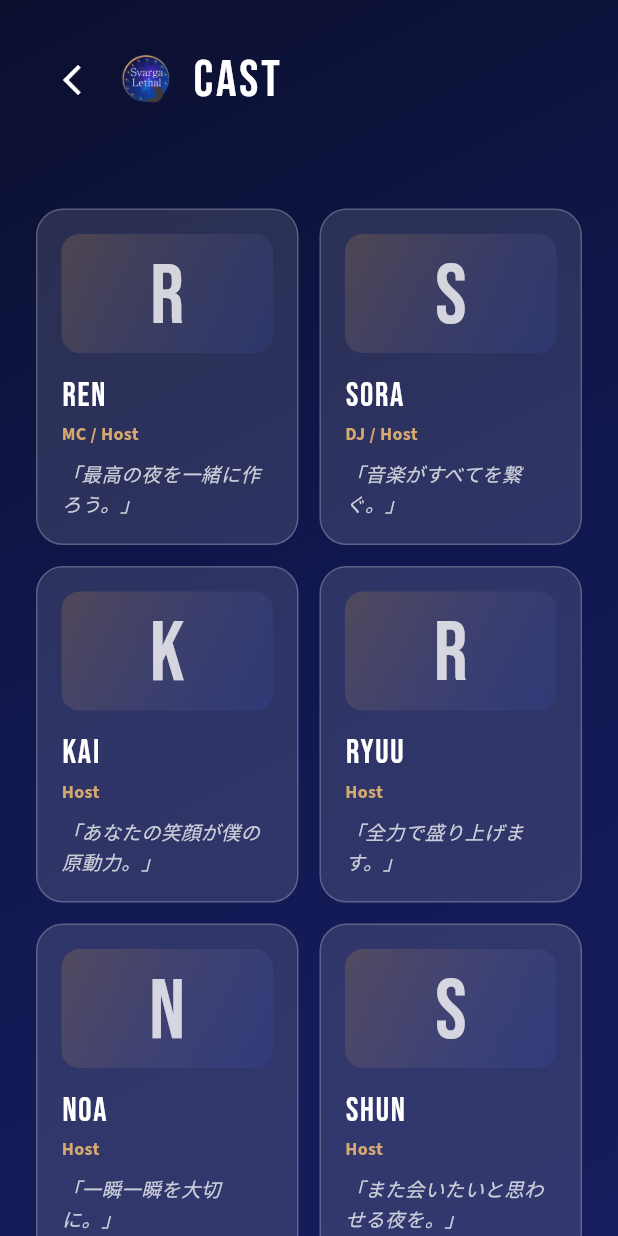
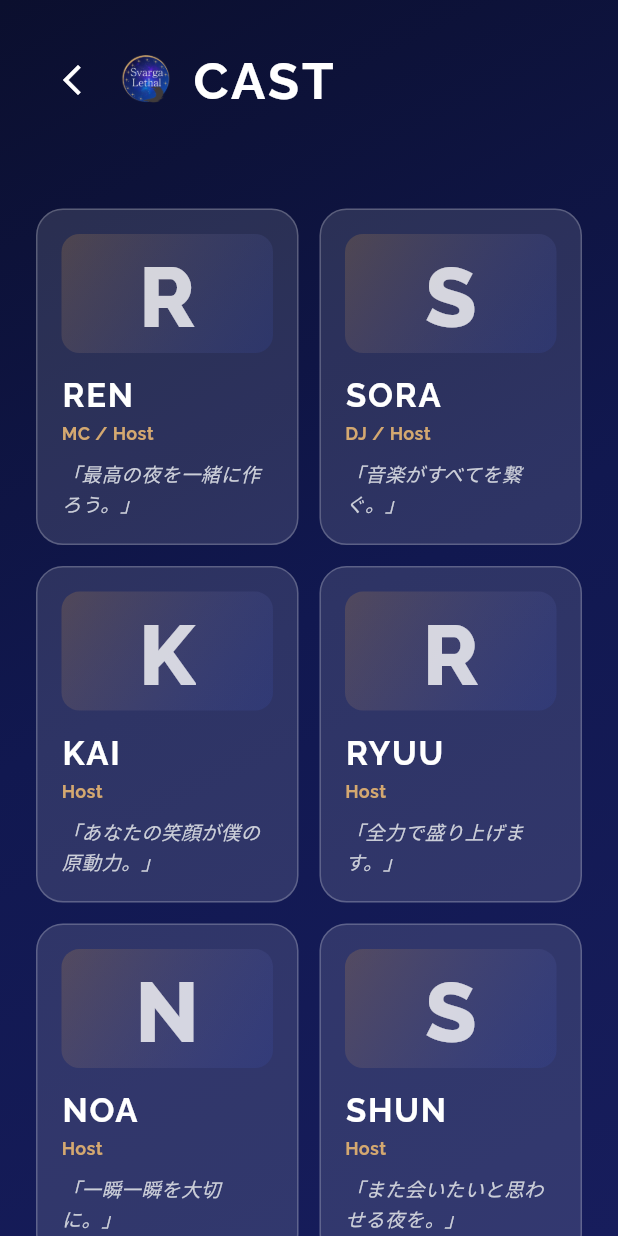
Before and after one commit to Yossy4131/svarga_lethal, a Flutter app: the screen it shows after launch, after a tap on "CAST", on a phone screen of 412 x 824 dp. Run offline on Flutter 3.47's test engine with Material 3 defaults, Android fonts, the phone set to English and light mode, and no system bars; our stand-ins replace google_fonts.

Commit message:
hotfix:フォント指定

```diff
--- a/lib/main.dart
+++ b/lib/main.dart
@@ -24,23 +24,25 @@ class SvargaLethalApp extends StatelessWidget {
           brightness: Brightness.light,
         ),
         scaffoldBackgroundColor: const Color(0xFF0B0F2E),
-        textTheme: GoogleFonts.spaceGroteskTextTheme(baseTextTheme).copyWith(
-          headlineLarge: GoogleFonts.bebasNeue(
+        textTheme: GoogleFonts.ralewayTextTheme(baseTextTheme).copyWith(
+          headlineLarge: GoogleFonts.raleway(
             fontSize: 76,
+            fontWeight: FontWeight.w800,
             letterSpacing: 1.2,
             color: Colors.white,
           ),
-          headlineMedium: GoogleFonts.bebasNeue(
+          headlineMedium: GoogleFonts.raleway(
             fontSize: 44,
+            fontWeight: FontWeight.w700,
             letterSpacing: 0.8,
             color: Colors.white,
           ),
-          bodyLarge: GoogleFonts.sourceSans3(
+          bodyLarge: GoogleFonts.raleway(
             fontSize: 18,
             height: 1.55,
             color: const Color(0xFFE9EAEE),
           ),
-          bodyMedium: GoogleFonts.sourceSans3(
+          bodyMedium: GoogleFonts.raleway(
             fontSize: 16,
             height: 1.5,
             color: const Color(0xFFCBCED8),
--- a/lib/pages/apply_page.dart
+++ b/lib/pages/apply_page.dart
@@ -116,8 +116,9 @@ class _PageHeader extends StatelessWidget {
         const SizedBox(width: 12),
         Text(
           'APPLY',
-          style: GoogleFonts.bebasNeue(
+          style: GoogleFonts.raleway(
             fontSize: 34,
+            fontWeight: FontWeight.w700,
             color: Colors.white,
             letterSpacing: 2,
           ),
@@ -155,8 +156,9 @@ class _ApplyForm extends StatelessWidget {
         children: [
           Text(
             'VISIT APPLICATION',
-            style: GoogleFonts.bebasNeue(
+            style: GoogleFonts.raleway(
               fontSize: 32,
+              fontWeight: FontWeight.w700,
               color: Colors.white,
               letterSpacing: 1.5,
             ),
@@ -210,7 +212,7 @@ class _ApplyForm extends StatelessWidget {
               style: FilledButton.styleFrom(
                 backgroundColor: const Color(0xFFB38246),
                 padding: const EdgeInsets.symmetric(vertical: 18),
-                textStyle: GoogleFonts.spaceGrotesk(
+                textStyle: GoogleFonts.raleway(
                   fontSize: 16,
                   fontWeight: FontWeight.w700,
                 ),
--- a/lib/pages/cast_page.dart
+++ b/lib/pages/cast_page.dart
@@ -118,8 +118,9 @@ class _PageHeader extends StatelessWidget {
         const SizedBox(width: 12),
         Text(
           'CAST',
-          style: GoogleFonts.bebasNeue(
+          style: GoogleFonts.raleway(
             fontSize: 34,
+            fontWeight: FontWeight.w700,
             color: Colors.white,
             letterSpacing: 2,
           ),
@@ -163,8 +164,9 @@ class _CastCard extends StatelessWidget {
               child: Center(
                 child: Text(
                   cast.name[0],
-                  style: GoogleFonts.bebasNeue(
+                  style: GoogleFonts.raleway(
                     fontSize: 56,
+                    fontWeight: FontWeight.w800,
                     color: Colors.white.withAlpha(200),
                   ),
                 ),
@@ -174,8 +176,9 @@ class _CastCard extends StatelessWidget {
           const SizedBox(height: 12),
           Text(
             cast.name.toUpperCase(),
-            style: GoogleFonts.bebasNeue(
+            style: GoogleFonts.raleway(
               fontSize: 22,
+              fontWeight: FontWeight.w700,
               color: Colors.white,
               letterSpacing: 1.2,
             ),
--- a/lib/pages/top_page.dart
+++ b/lib/pages/top_page.dart
@@ -162,11 +162,11 @@ class _HeroBrandBlock extends StatelessWidget {
             Flexible(
               child: Text(
                 'Svarga Lethal',
-                style: GoogleFonts.bebasNeue(
+                style: GoogleFonts.raleway(
                   fontSize: titleSize,
+                  fontWeight: FontWeight.w700,
                   color: Colors.white,
-                  letterSpacing: 3,
-                  height: 0.88,
+                  letterSpacing: 2,
                 ),
               ),
             ),
@@ -215,8 +215,9 @@ class _HeroVisualCard extends StatelessWidget {
           const SizedBox(height: 16),
           Text(
             'Coming Soon...',
-            style: GoogleFonts.bebasNeue(
+            style: GoogleFonts.raleway(
               fontSize: 38,
+              fontWeight: FontWeight.w700,
               color: Colors.white,
               letterSpacing: 2,
             ),
@@ -429,8 +430,9 @@ class _NavButton extends StatelessWidget {
                 children: [
                   Text(
                     label,
-                    style: GoogleFonts.bebasNeue(
+                    style: GoogleFonts.raleway(
                       fontSize: 22,
+                      fontWeight: FontWeight.w700,
                       color: Colors.white,
                       letterSpacing: 1.5,
                     ),
@@ -491,8 +493,9 @@ class _SiteDrawer extends StatelessWidget {
                         const SizedBox(width: 10),
                         Text(
                           'MENU',
-                          style: GoogleFonts.bebasNeue(
+                          style: GoogleFonts.raleway(
                             fontSize: 28,
+                            fontWeight: FontWeight.w700,
                             color: Colors.white,
                             letterSpacing: 2,
                           ),
@@ -583,8 +586,9 @@ class _DrawerItem extends StatelessWidget {
               children: [
                 Text(
                   label,
-                  style: GoogleFonts.bebasNeue(
+                  style: GoogleFonts.raleway(
                     fontSize: 22,
+                    fontWeight: FontWeight.w700,
                     color: Colors.white,
                     letterSpacing: 1.5,
                   ),
```
